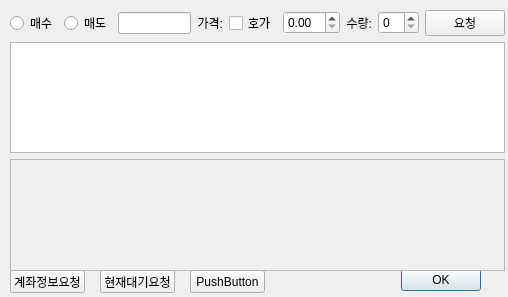
The window that ui/manual.ui (stalkerboy/stockweek) describes before a commit, drawn with Qt 5.
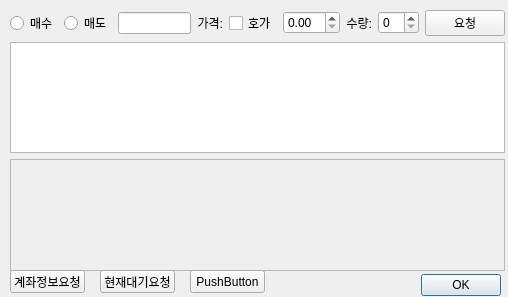
The same window after the commit.

```diff
--- a/ui/manual.ui
+++ b/ui/manual.ui
@@ -22,10 +22,10 @@
   <widget class="QDialogButtonBox" name="buttonBox">
    <property name="geometry">
     <rect>
-     <x>30</x>
-     <y>260</y>
+     <x>50</x>
+     <y>270</y>
      <width>451</width>
-     <height>41</height>
+     <height>31</height>
     </rect>
    </property>
    <property name="orientation">
```
